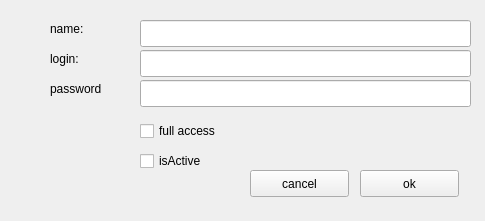
Old version of the form newcrmuser.ui in the repository 89626906891/crm.
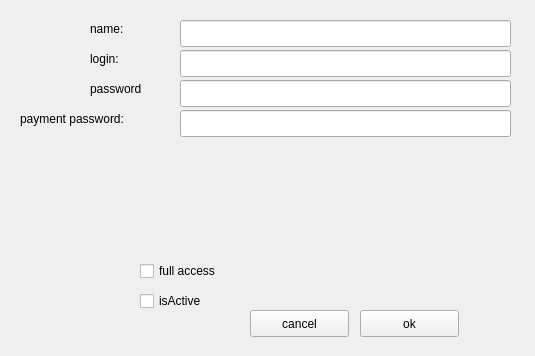
New version of the form.

The edit to the form file:
```diff
--- a/newcrmuser.ui
+++ b/newcrmuser.ui
@@ -6,8 +6,8 @@
    <rect>
     <x>0</x>
     <y>0</y>
-    <width>485</width>
-    <height>221</height>
+    <width>535</width>
+    <height>356</height>
    </rect>
   </property>
   <property name="windowTitle">
@@ -16,7 +16,7 @@
   <widget class="QLineEdit" name="namelineEdit">
    <property name="geometry">
     <rect>
-     <x>140</x>
+     <x>180</x>
      <y>20</y>
      <width>331</width>
      <height>27</height>
@@ -26,7 +26,7 @@
   <widget class="QLineEdit" name="loginlineEdit">
    <property name="geometry">
     <rect>
-     <x>140</x>
+     <x>180</x>
      <y>50</y>
      <width>331</width>
      <height>27</height>
@@ -36,7 +36,7 @@
   <widget class="QLabel" name="label">
    <property name="geometry">
     <rect>
-     <x>50</x>
+     <x>90</x>
      <y>20</y>
      <width>67</width>
      <height>17</height>
@@ -49,7 +49,7 @@
   <widget class="QLabel" name="label_2">
    <property name="geometry">
     <rect>
-     <x>50</x>
+     <x>90</x>
      <y>50</y>
      <width>67</width>
      <height>17</height>
@@ -63,7 +63,7 @@
    <property name="geometry">
     <rect>
      <x>250</x>
-     <y>170</y>
+     <y>310</y>
      <width>99</width>
      <height>27</height>
     </rect>
@@ -76,7 +76,7 @@
    <property name="geometry">
     <rect>
      <x>360</x>
-     <y>170</y>
+     <y>310</y>
      <width>99</width>
      <height>27</height>
     </rect>
@@ -89,7 +89,7 @@
    <property name="geometry">
     <rect>
      <x>140</x>
-     <y>120</y>
+     <y>260</y>
      <width>97</width>
      <height>22</height>
     </rect>
@@ -101,7 +101,7 @@
   <widget class="QLabel" name="label_3">
    <property name="geometry">
     <rect>
-     <x>50</x>
+     <x>90</x>
      <y>80</y>
      <width>67</width>
      <height>17</height>
@@ -114,7 +114,7 @@
   <widget class="QLineEdit" name="passwordlineEdit">
    <property name="geometry">
     <rect>
-     <x>140</x>
+     <x>180</x>
      <y>80</y>
      <width>331</width>
      <height>27</height>
@@ -128,7 +128,7 @@
    <property name="geometry">
     <rect>
      <x>140</x>
-     <y>150</y>
+     <y>290</y>
      <width>97</width>
      <height>22</height>
     </rect>
@@ -137,6 +137,32 @@
     <string>isActive</string>
    </property>
   </widget>
+  <widget class="QLineEdit" name="paymentPasswordlineEdit">
+   <property name="geometry">
+    <rect>
+     <x>180</x>
+     <y>110</y>
+     <width>331</width>
+     <height>27</height>
+    </rect>
+   </property>
+   <property name="echoMode">
+    <enum>QLineEdit::Password</enum>
+   </property>
+  </widget>
+  <widget class="QLabel" name="label_4">
+   <property name="geometry">
+    <rect>
+     <x>20</x>
+     <y>110</y>
+     <width>131</width>
+     <height>17</height>
+    </rect>
+   </property>
+   <property name="text">
+    <string>payment password:</string>
+   </property>
+  </widget>
  </widget>
  <resources/>
  <connections/>
```
